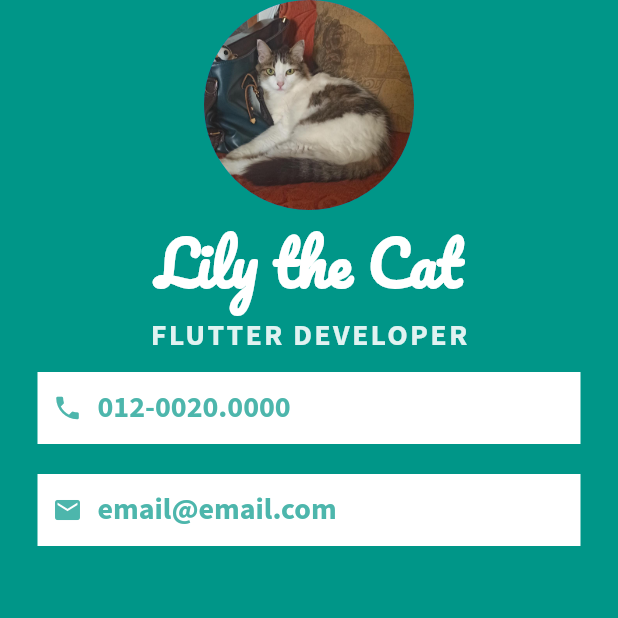
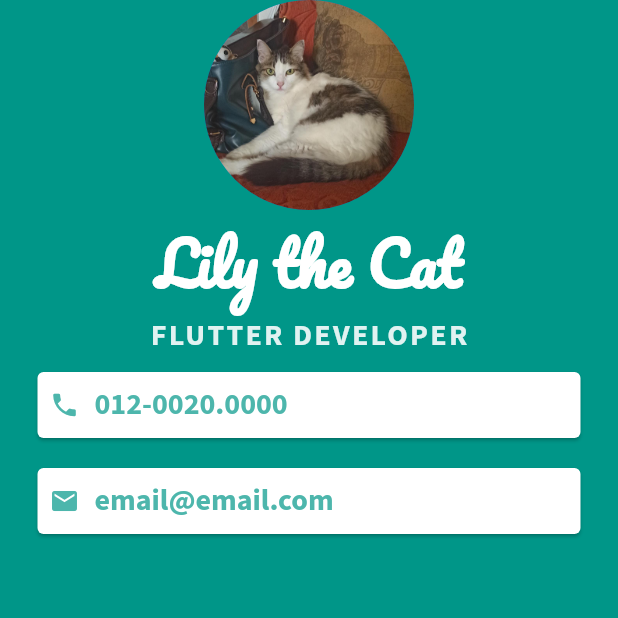
Before and after one commit to ThalyMtv/mi_card, a Flutter app: the screen it shows after launch, on a phone screen of 412 x 824 dp, the top half of it. Run offline on Flutter 3.47's test engine with Material 2 defaults, Android fonts, the phone set to English and light mode, and no system bars.

Commit message:
mi_com_card

```diff
--- a/micard/lib/main.dart
+++ b/micard/lib/main.dart
@@ -43,13 +43,14 @@ class MyApp extends StatelessWidget{
                 letterSpacing: 1.5,
                 ),
               ),
-              Container(
-                padding: EdgeInsets.all(10.0),
+              Card(
                 color: Colors.white,
                 margin: const EdgeInsets.symmetric(
                   vertical: 10.0,
                   horizontal: 25.0
                   ),
+                child: Padding(
+                  padding: const EdgeInsets.all(8.0),
                   child: Row(
                     children: [
                       Icon(
@@ -72,13 +73,15 @@ class MyApp extends StatelessWidget{
                     ],
                   ),
                 ),
-              Container(
-                padding: const EdgeInsets.all(10.0),
+              ),
+              Card(
                 margin: const EdgeInsets.symmetric(
                   vertical: 10.0,
                   horizontal: 25.0,
                 ),
                 color: Colors.white,
+                child: Padding(
+                  padding: const EdgeInsets.all(8.0),
                   child: Row(
                     children: [
                       Icon(
@@ -101,6 +104,7 @@ class MyApp extends StatelessWidget{
                     ],
                   ),
                 ),
+              ),
             ],
           ),
         ),
```
Lines whose indentation alone changed are shown as unchanged.
